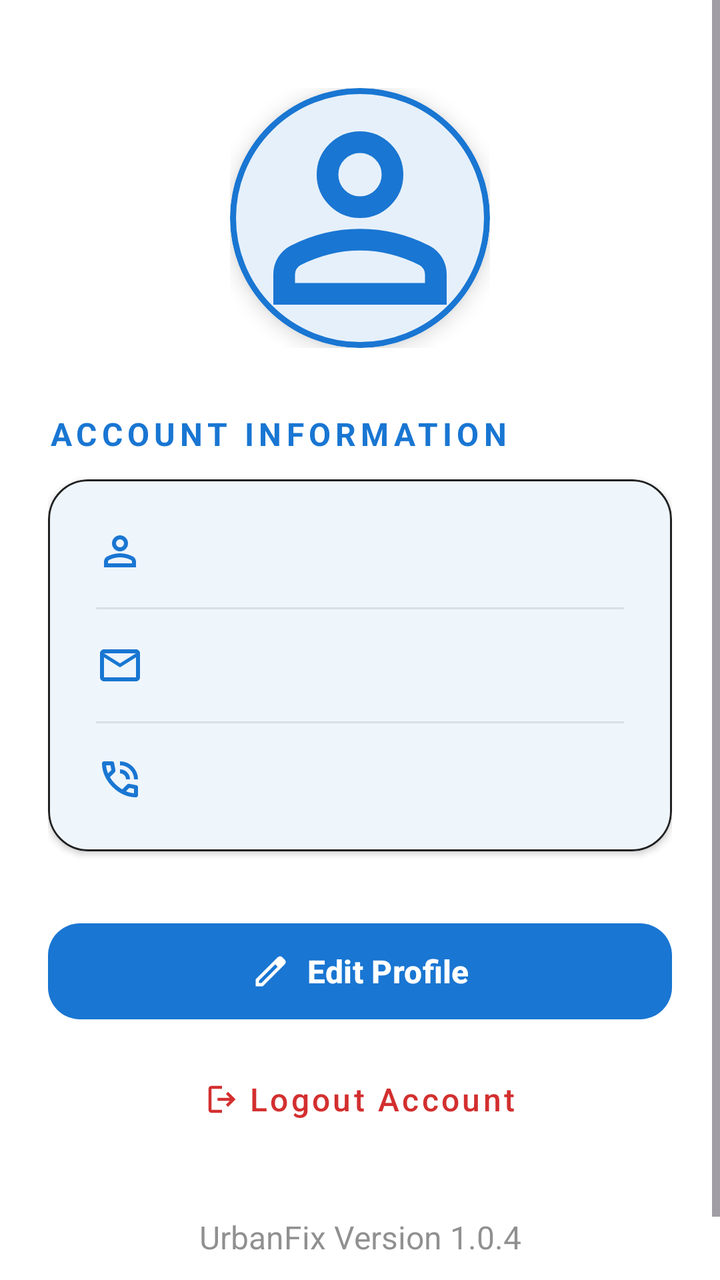
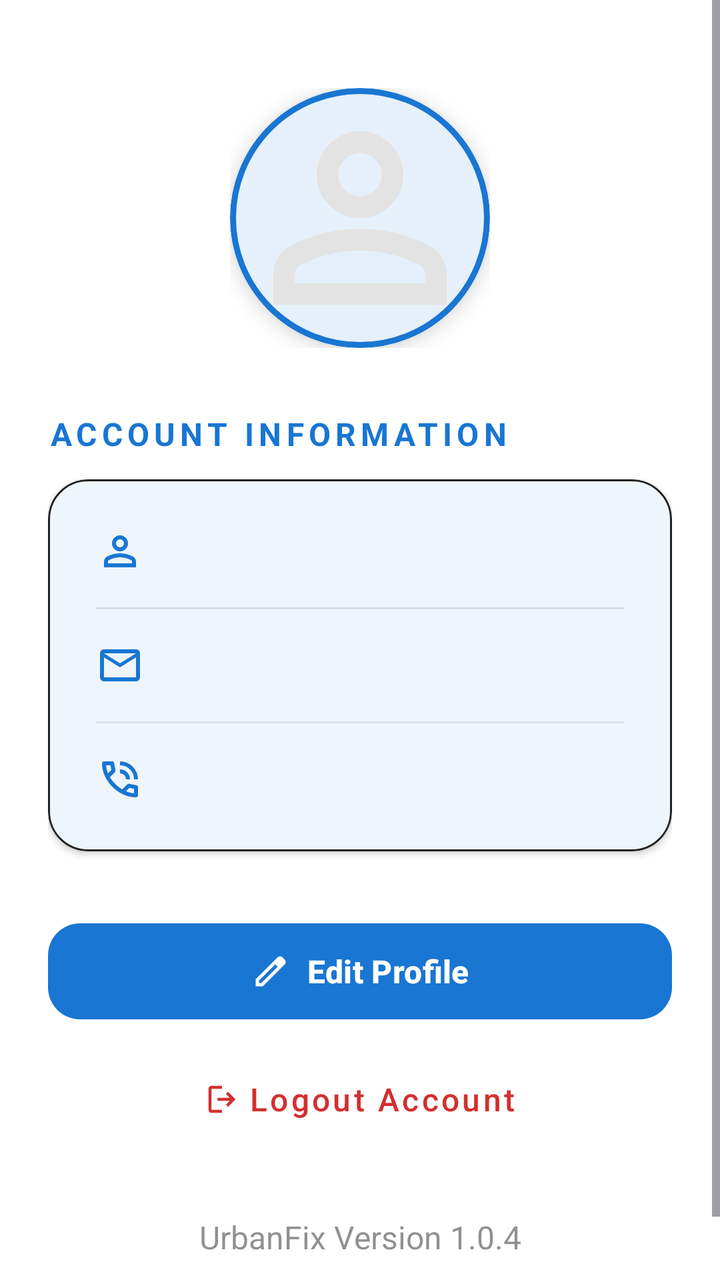

Two renders of the same Android screen: before a commit and after it. Below are the layout's source before the change and the commit's diff.
<!-- AndroidManifest.xml: application theme Theme.Urbanfix -->
<!-- res/layout/fragment_profile.xml -->
<?xml version="1.0" encoding="utf-8"?>
<ScrollView xmlns:android="http://schemas.android.com/apk/res/android"
    xmlns:app="http://schemas.android.com/apk/res-auto"
    xmlns:tools="http://schemas.android.com/tools"
    android:layout_width="match_parent"
    android:layout_height="match_parent"
    android:fillViewport="true"
    android:background="?android:attr/windowBackground">

    <LinearLayout
        android:layout_width="match_parent"
        android:layout_height="wrap_content"
        android:orientation="vertical"
        android:padding="24dp"
        tools:context=".Bottomnavigation.Ui.ProfileFragment">

        <FrameLayout
            android:layout_width="wrap_content"
            android:layout_height="wrap_content"
            android:layout_gravity="center"
            android:layout_marginTop="20dp"
            android:layout_marginBottom="32dp">

            <com.google.android.material.card.MaterialCardView
                android:layout_width="130dp"
                android:layout_height="130dp"
                app:cardCornerRadius="65dp"
                app:cardElevation="6dp"
                app:strokeColor="?attr/colorPrimary"
                app:strokeWidth="3dp">

                <ImageView
                    android:id="@+id/iv_profile_display"
                    android:layout_width="match_parent"
                    android:layout_height="match_parent"
                    android:scaleType="centerCrop"
                    android:src="@drawable/ic_person"
                    app:tint="?attr/colorPrimary" />
            </com.google.android.material.card.MaterialCardView>

        </FrameLayout>

        <TextView
            android:layout_width="wrap_content"
            android:layout_height="wrap_content"
            android:text="ACCOUNT INFORMATION"
            android:textStyle="bold"
            android:textSize="?android:attr/textSize"
            android:layout_marginBottom="12dp"
            android:textColor="?attr/colorPrimary"
            android:letterSpacing="0.15" />

        <com.google.android.material.card.MaterialCardView
            android:layout_width="match_parent"
            android:layout_height="wrap_content"
            app:cardCornerRadius="20dp"
            app:cardElevation="2dp"
            app:strokeWidth="1dp"
            app:strokeColor="?attr/colorOnSurface"
            app:cardBackgroundColor="?attr/colorSurface">

            <LinearLayout
                android:layout_width="match_parent"
                android:layout_height="wrap_content"
                android:orientation="vertical"
                android:padding="8dp">

                <TextView
                    android:id="@+id/tv_profile_name"
                    android:layout_width="match_parent"
                    android:layout_height="wrap_content"
                    android:drawablePadding="16dp"
                    android:gravity="center_vertical"
                    android:padding="16dp"
                    android:textSize="?android:attr/textSize"
                    android:textStyle="bold"
                    android:textColor="?attr/colorOnSurface"
                    app:drawableStartCompat="@drawable/ic_person"
                    app:drawableTint="?attr/colorPrimary" />

                <View
                    android:layout_width="match_parent"
                    android:layout_height="1dp"
                    android:layout_marginHorizontal="16dp"
                    android:background="?attr/colorOnSurface"
                    android:alpha="0.1" />

                <TextView
                    android:id="@+id/tv_profile_email"
                    android:layout_width="match_parent"
                    android:layout_height="wrap_content"
                    android:drawablePadding="16dp"
                    android:gravity="center_vertical"
                    android:padding="16dp"
                    android:textSize="?android:attr/textSize"
                    android:textColor="?attr/colorOnSurface"
                    app:drawableStartCompat="@drawable/ic_mail"
                    app:drawableTint="?attr/colorPrimary" />

                <View
                    android:layout_width="match_parent"
                    android:layout_height="1dp"
                    android:layout_marginHorizontal="16dp"
                    android:background="?attr/colorOnSurface"
                    android:alpha="0.1" />

                <TextView
                    android:id="@+id/tv_profile_phone"
                    android:layout_width="match_parent"
                    android:layout_height="wrap_content"
                    android:drawablePadding="16dp"
                    android:gravity="center_vertical"
                    android:padding="16dp"
                    android:textSize="?android:attr/textSize"
                    android:textColor="?attr/colorOnSurface"
                    app:drawableStartCompat="@drawable/ic_phone"
                    app:drawableTint="?attr/colorPrimary" />

            </LinearLayout>
        </com.google.android.material.card.MaterialCardView>

        <com.google.android.material.button.MaterialButton
            android:id="@+id/btn_edit_profile"
            android:layout_width="match_parent"
            android:layout_height="56dp"
            android:layout_marginTop="32dp"
            android:text="Edit Profile"
            android:textAllCaps="false"
            android:textSize="?android:attr/textSize"
            android:textStyle="bold"
            app:cornerRadius="16dp"
            app:icon="@drawable/ic_edit"
            app:iconGravity="textStart"
            app:iconSize="20dp" />

        <com.google.android.material.button.MaterialButton
            android:id="@+id/btn_logout"
            style="@style/Widget.MaterialComponents.Button.TextButton"
            android:layout_width="match_parent"
            android:layout_height="56dp"
            android:layout_marginTop="8dp"
            android:text="Logout Account"
            android:textAllCaps="false"
            android:textColor="#D32F2F"
            android:textSize="?android:attr/textSize"
            app:icon="@drawable/ic_logout"
            app:iconGravity="textStart"
            app:iconTint="#D32F2F" />

        <TextView
            android:layout_width="match_parent"
            android:layout_height="wrap_content"
            android:text="UrbanFix Version 1.0.4"
            android:gravity="center"
            android:alpha="0.5"
            android:textColor="?attr/colorOnSurface"
            android:textSize="?android:attr/textSize"
            android:layout_marginTop="30dp"
            android:layout_marginBottom="20dp"/>

    </LinearLayout>
</ScrollView>
<!-- resources referenced by this layout -->
<resources>
  <!-- drawable ic_edit (drawable) -->
  <vector xmlns:android="http://schemas.android.com/apk/res/android"
      android:width="24dp"
      android:height="24dp"
      android:viewportWidth="960"
      android:viewportHeight="960">
    <path
        android:pathData="M200,760h57l391,-391 -57,-57 -391,391v57ZM120,840v-170l528,-527q12,-11 26.5,-17t30.5,-6q16,0 31,6t26,18l55,56q12,11 17.5,26t5.5,30q0,16 -5.5,30.5T817,313L290,840L120,840ZM760,256 L704,200 760,256ZM619,341 L591,312 648,369 619,341Z"
        android:fillColor="#e3e3e3"/>
  </vector>
  <!-- drawable ic_logout (drawable) -->
  <vector xmlns:android="http://schemas.android.com/apk/res/android"
      android:width="24dp"
      android:height="24dp"
      android:viewportWidth="960"
      android:viewportHeight="960">
    <path
        android:pathData="M200,840q-33,0 -56.5,-23.5T120,760v-560q0,-33 23.5,-56.5T200,120h280v80L200,200v560h280v80L200,840ZM640,680 L585,622 687,520L360,520v-80h327L585,338l55,-58 200,200 -200,200Z"
        android:fillColor="#e3e3e3"/>
  </vector>
  <!-- drawable ic_mail (drawable) -->
  <vector xmlns:android="http://schemas.android.com/apk/res/android"
      android:width="24dp"
      android:height="24dp"
      android:viewportWidth="24"
      android:viewportHeight="24">
    <path
        android:pathData="M22,6c0,-1.1 -0.9,-2 -2,-2L4,4c-1.1,0 -2,0.9 -2,2v12c0,1.1 0.9,2 2,2h16c1.1,0 2,-0.9 2,-2L22,6zM20,6l-8,4.99L4,6h16zM20,18L4,18L4,8l8,5 8,-5v10z"
        android:fillColor="#e3e3e3"/>
  </vector>
  <!-- drawable ic_person (drawable) -->
  <vector xmlns:android="http://schemas.android.com/apk/res/android"
      android:width="24dp"
      android:height="24dp"
      android:viewportWidth="960"
      android:viewportHeight="960">
    <path
        android:pathData="M480,480q-66,0 -113,-47t-47,-113q0,-66 47,-113t113,-47q66,0 113,47t47,113q0,66 -47,113t-113,47ZM160,800v-112q0,-34 17.5,-62.5T224,582q62,-31 126,-46.5T480,520q66,0 130,15.5T736,582q29,15 46.5,43.5T800,688v112L160,800ZM240,720h480v-32q0,-11 -5.5,-20T700,654q-54,-27 -109,-40.5T480,600q-56,0 -111,13.5T260,654q-9,5 -14.5,14t-5.5,20v32ZM480,400q33,0 56.5,-23.5T560,320q0,-33 -23.5,-56.5T480,240q-33,0 -56.5,23.5T400,320q0,33 23.5,56.5T480,400ZM480,320ZM480,720Z"
        android:fillColor="#e3e3e3"/>
  </vector>
  <!-- drawable ic_phone (drawable) -->
  <vector xmlns:android="http://schemas.android.com/apk/res/android"
      android:width="24dp"
      android:height="24dp"
      android:viewportWidth="960"
      android:viewportHeight="960">
    <path
        android:pathData="M760,480q0,-117 -81.5,-198.5T480,200v-80q75,0 140.5,28.5t114,77q48.5,48.5 77,114T840,480h-80ZM600,480q0,-50 -35,-85t-85,-35v-80q83,0 141.5,58.5T680,480h-80ZM798,840q-125,0 -247,-54.5T329,631Q229,531 174.5,409T120,162q0,-18 12,-30t30,-12h162q14,0 25,9.5t13,22.5l26,140q2,16 -1,27t-11,19l-97,98q20,37 47.5,71.5T387,574q31,31 65,57.5t72,48.5l94,-94q9,-9 23.5,-13.5T670,570l138,28q14,4 23,14.5t9,23.5v162q0,18 -12,30t-30,12ZM241,360l66,-66 -17,-94h-89q5,41 14,81t26,79ZM599,718q39,17 79.5,27t81.5,13v-88l-94,-19 -67,67ZM241,360ZM599,718Z"
        android:fillColor="#e3e3e3"/>
  </vector>
  <style name="Theme.Urbanfix" parent="Base.Theme.Urbanfix" />
  <style name="Base.Theme.Urbanfix" parent="Theme.Material3.DayNight.NoActionBar">
          <item name="colorPrimary">#1976D2</item>
          <item name="colorOnPrimary">#FFFFFF</item>
          <item name="colorSecondary">#42A5F5</item>
          <item name="colorOnSecondary">#FFFFFF</item>
          <item name="android:statusBarColor">#1976D2</item>
          <item name="android:windowBackground">#FFFFFF</item>
          <item name="colorSurface">#FFFFFF</item>
          <item name="colorOnSurface">#212121</item>
          <item name="colorSurfaceVariant">#F5F5F5</item>
          <item name="android:textSize">16sp</item>
      </style>
</resources>

<!-- the commit's change to res/layout/fragment_profile.xml (unified diff, before → after) -->
@@ -12,7 +12,7 @@
         android:layout_height="wrap_content"
         android:orientation="vertical"
         android:padding="24dp"
-        tools:context=".Bottomnavigation.Ui.ProfileFragment">
+        tools:context=".bottomnavigation.ui.ProfileFragment">
 
         <FrameLayout
             android:layout_width="wrap_content"
@@ -35,7 +35,7 @@
                     android:layout_height="match_parent"
                     android:scaleType="centerCrop"
                     android:src="@drawable/ic_person"
-                    app:tint="?attr/colorPrimary" />
+                    />
             </com.google.android.material.card.MaterialCardView>
 
         </FrameLayout>
